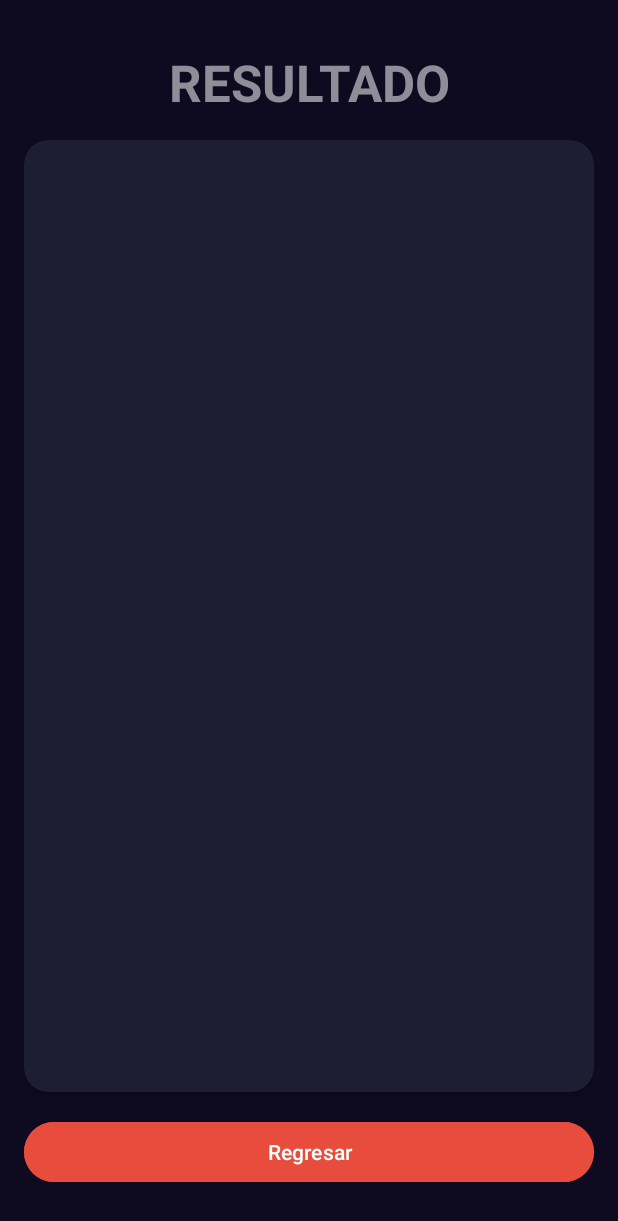
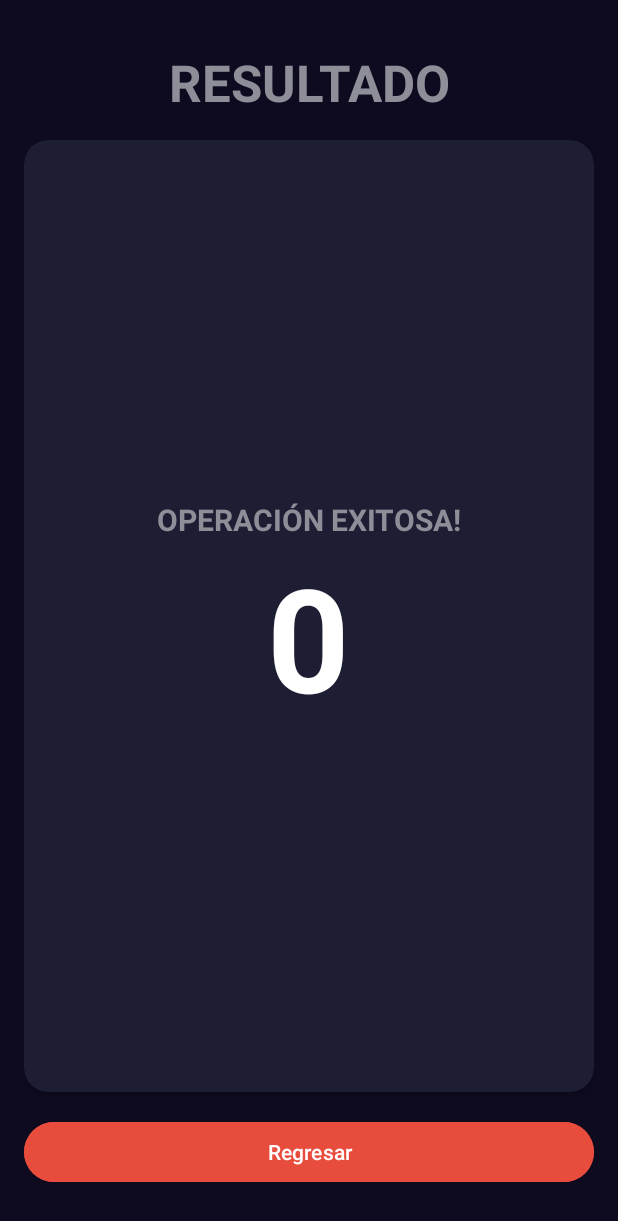
Before and after one commit to BorisSant/AppAndroid, an Android app: the ExponencialActivity screen opened directly, with no data from a screen before it, after a tap on "Calcular", on a phone screen of 412 x 824 dp. Shown: the top 1221 px of the screen. Run offline under Robolectric (Android 15) with nearby library versions, the phone set to English and light mode, and no system bars; 1 statement that could not run was skipped.

Commit message:
Mostrar resultado de exponenciales

```diff
--- a/app/src/main/java/com/example/actividad1boris/ExponencialActivity.kt
+++ b/app/src/main/java/com/example/actividad1boris/ExponencialActivity.kt
@@ -49,8 +49,9 @@ class ExponencialActivity : AppCompatActivity() {
             base=edtNumeroBase.text.toString()
 
             val resul:Double = calcularExpo()
+            val resulInt:Int=resul.toInt()
             val intent = Intent(this,ResultadoExponencialActivity::class.java)
-            intent.putExtra("Resultado",resul.toString())
+            intent.putExtra("Resultado",resulInt.toString())
             startActivity(intent)
         }
 
--- a/app/src/main/java/com/example/actividad1boris/ResultadoExponencialActivity.kt
+++ b/app/src/main/java/com/example/actividad1boris/ResultadoExponencialActivity.kt
@@ -2,10 +2,43 @@ package com.example.actividad1boris
 
 import androidx.appcompat.app.AppCompatActivity
 import android.os.Bundle
+import android.widget.Button
+import android.widget.TextView
 
 class ResultadoExponencialActivity : AppCompatActivity() {
+
+    private lateinit var btnRegresar: Button
+    private lateinit var txtResultado: TextView
+    private lateinit var txtOperacion:TextView
+
     override fun onCreate(savedInstanceState: Bundle?) {
         super.onCreate(savedInstanceState)
         setContentView(R.layout.activity_resultado_exponencial)
+        initComponentes()
+        recibirRespuesta()
+        initListener()
     }
+
+
+    private fun initComponentes(){
+        txtResultado=findViewById(R.id.txtResultado)
+        btnRegresar =findViewById(R.id.btnRegresar)
+        txtOperacion=findViewById(R.id.txtOperacion)
+    }
+
+    private fun initListener(){
+        btnRegresar.setOnClickListener {
+            onBackPressedDispatcher.onBackPressed()
+        }
+    }
+
+    private fun recibirRespuesta(){
+        val respuesta:String=intent.extras?.getString("Resultado").orEmpty()
+        if (respuesta.isNotEmpty()){
+            txtOperacion.text="Operación exitosa!"
+            txtResultado.text=respuesta
+        }
+    }
+
+
 }
--- a/app/src/main/res/layout/activity_resultado_exponencial.xml
+++ b/app/src/main/res/layout/activity_resultado_exponencial.xml
@@ -43,7 +43,7 @@
             android:orientation="vertical">
 
             <TextView
-                android:id="@+id/txtEstado"
+                android:id="@+id/txtOperacion"
                 android:layout_width="wrap_content"
                 android:layout_height="wrap_content"
                 android:textAllCaps="true"
```
